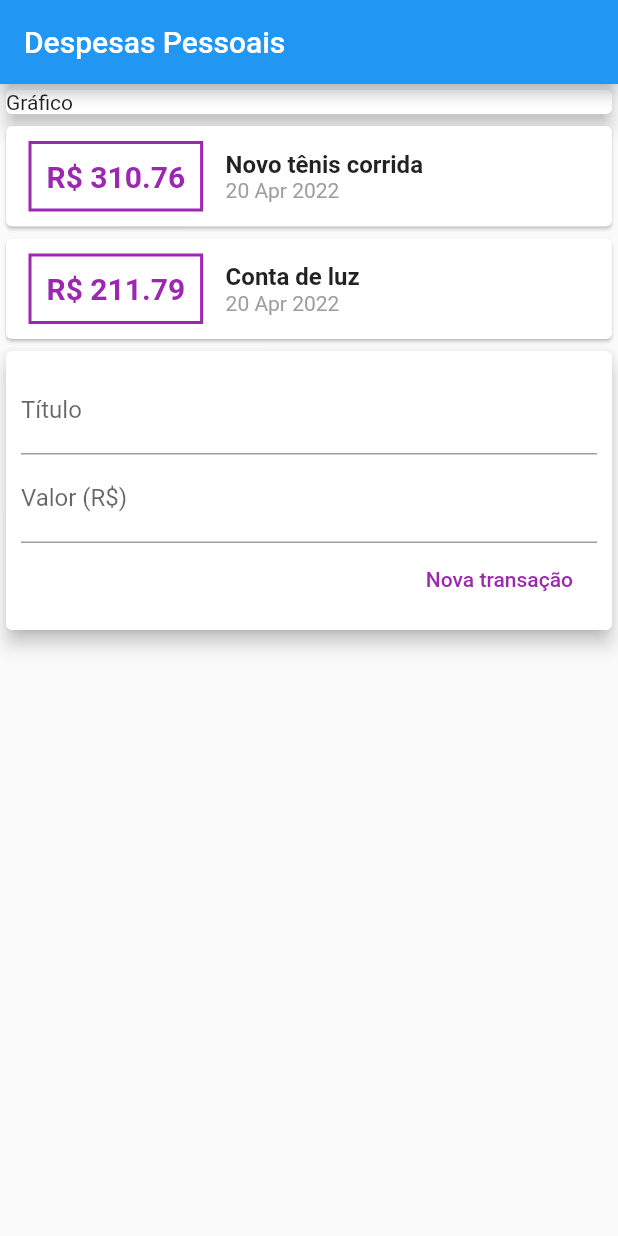
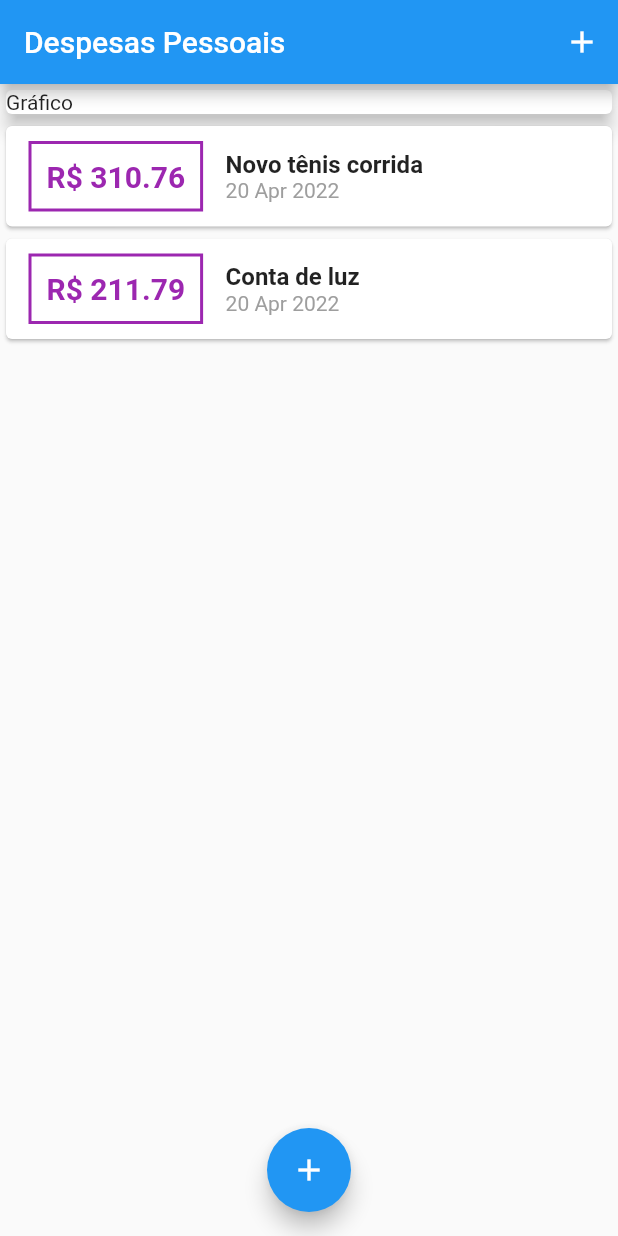
Before and after one commit to GabrielFdoVal/expenses, a Flutter app: the screen it shows after launch, on a phone screen of 412 x 824 dp. Run offline on Flutter 3.47's test engine with Material 2 defaults, Android fonts, the phone set to English and light mode, and no system bars.

Commit message:
Separated the components on the main to other files The list went to transaction_list The form went to transaction_form Create two buttons that opens a modal that is the form

```diff
--- /dev/null
+++ b/lib/components/transaction_list.dart
@@ -0,0 +1,68 @@
+import 'package:flutter/material.dart';
+import '../models/transaction.dart';
+import 'package:intl/intl.dart';
+
+class TransactionList extends StatelessWidget {
+  List<Transaction> transaction;
+
+  TransactionList(this.transaction);
+
+  @override
+  Widget build(BuildContext context) {
+    // TODO: implement build
+    return Container(
+      height: 300,
+      child: ListView.builder(
+        itemCount: transaction.length,
+        itemBuilder: (ctx, index) {
+          final tr = transaction[index];
+          return Card(
+            child: Row(
+              children: <Widget>[
+                Container(
+                  margin: EdgeInsets.symmetric(
+                    horizontal: 15,
+                    vertical: 10,
+                  ),
+                  decoration: BoxDecoration(
+                    border: Border.all(
+                      color: Colors.purple,
+                      width: 2,
+                    ),
+                  ),
+                  padding: EdgeInsets.all(10),
+                  child: Text(
+                    'R\$ ${tr.value.toStringAsFixed(2)}',
+                    style: TextStyle(
+                      fontWeight: FontWeight.bold,
+                      fontSize: 20,
+                      color: Colors.purple,
+                    ),
+                  ),
+                ),
+                Column(
+                  crossAxisAlignment: CrossAxisAlignment.start,
+                  children: <Widget>[
+                    Text(
+                      tr.title,
+                      style: TextStyle(
+                        fontSize: 16,
+                        fontWeight: FontWeight.bold,
+                      ),
+                    ),
+                    Text(
+                      DateFormat('d MMM y').format(tr.date),
+                      style: TextStyle(
+                        color: Colors.grey,
+                      ),
+                    ),
+                  ],
+                ),
+              ],
+            ),
+          );
+        },
+      ),
+    );
+  }
+}
--- a/lib/main.dart
+++ b/lib/main.dart
@@ -1,6 +1,8 @@
-import 'package:expenses/models/transaction.dart';
 import 'package:flutter/material.dart';
-import 'package:intl/intl.dart';
+import 'dart:math';
+import './components/transaction_form.dart';
+import './components/transaction_list.dart';
+import '../models/transaction.dart';
 
 main() => runApp(ExpensesApp());
 
@@ -13,18 +15,20 @@ class ExpensesApp extends StatelessWidget {
   }
 }
 
-class MyHomePage extends StatelessWidget {
-  final titleControler = TextEditingController();
-  final valueControler = TextEditingController();
+class MyHomePage extends StatefulWidget {
+  @override
+  State<MyHomePage> createState() => _MyHomePageState();
+}
 
+class _MyHomePageState extends State<MyHomePage> {
   final _transactions = [
-    Transation(
+    Transaction(
       id: 't1',
       title: 'Novo tênis corrida',
       value: 310.76,
       date: DateTime.now(),
     ),
-    Transation(
+    Transaction(
       id: 't2',
       title: 'Conta de luz',
       value: 211.79,
@@ -32,115 +36,61 @@ class MyHomePage extends StatelessWidget {
     )
   ];
 
+  _addTransaciton(String title, double value) {
+    final newTransaction = Transaction(
+      id: Random().nextDouble.toString(),
+      title: title,
+      value: value,
+      date: DateTime.now(),
+    );
+
+    setState(() {
+      _transactions.add(newTransaction);
+    });
+
+    Navigator.of(context).pop();
+  }
+
+  _openTransactionFormModal(BuildContext context) {
+    showModalBottomSheet(
+      context: context,
+      builder: (_) {
+        return TransactionForm(_addTransaciton);
+      },
+    );
+  }
+
   @override
   Widget build(BuildContext context) {
     return Scaffold(
       appBar: AppBar(
         title: Text("Despesas Pessoais"),
+        actions: <Widget>[
+          IconButton(
+            icon: Icon(Icons.add),
+            onPressed: () => _openTransactionFormModal(context),
+          )
+        ],
       ),
-      body: Column(
+      body: SingleChildScrollView(
+        child: Column(
           crossAxisAlignment: CrossAxisAlignment.stretch,
           children: <Widget>[
-          Card(
+            Container(
+              child: Card(
                 child: Text("Gráfico"),
                 elevation: 5,
               ),
-          Column(
-            children: _transactions.map(
-              (tr) {
-                return Card(
-                  child: Row(
-                    children: <Widget>[
-                      Container(
-                        margin: EdgeInsets.symmetric(
-                          horizontal: 15,
-                          vertical: 10,
             ),
-                        decoration: BoxDecoration(
-                          border: Border.all(
-                            color: Colors.purple,
-                            width: 2,
-                          ),
-                        ),
-                        padding: EdgeInsets.all(10),
-                        child: Text(
-                          'R\$ ${tr.value.toStringAsFixed(2)}',
-                          style: TextStyle(
-                            fontWeight: FontWeight.bold,
-                            fontSize: 20,
-                            color: Colors.purple,
-                          ),
-                        ),
-                      ),
-                      Column(
-                        crossAxisAlignment: CrossAxisAlignment.start,
-                        children: <Widget>[
-                          Text(
-                            tr.title,
-                            style: TextStyle(
-                              fontSize: 16,
-                              fontWeight: FontWeight.bold,
-                            ),
-                          ),
-                          Text(
-                            DateFormat('d MMM y').format(tr.date),
-                            style: TextStyle(
-                              color: Colors.grey,
-                            ),
-                          ),
-                        ],
-                      ),
-                    ],
-                  ),
-                );
-              },
-            ).toList(),
-          ),
-          Card(
-            elevation: 5,
-            child: Padding(
-              padding: const EdgeInsets.all(10),
-              child: Column(
-                children: <Widget>[
-                  TextField(
-                    controller: titleControler,
-                    decoration: InputDecoration(
-                      label: Text("Título"),
-                    ),
-                  ),
-                  TextField(
-                    controller: valueControler,
-                    decoration: InputDecoration(
-                      label: Text("Valor (R\$)"),
-                    ),
-                  ),
-                  Row(
-                    mainAxisAlignment: MainAxisAlignment.end,
-                    children: <Widget>[
-                      ElevatedButton(
-                        child: Text(
-                          "Nova transação",
-                          style: TextStyle(
-                            color: Colors.purple,
-                          ),
-                        ),
-                        style: ElevatedButton.styleFrom(
-                          primary: Colors.white,
-                          elevation: 0,
-                        ),
-                        onPressed: () {
-                          print(titleControler.text);
-                          print(valueControler.text);
-                        },
-                      ),
-                    ],
-                  ),
+            TransactionList(_transactions)
           ],
         ),
       ),
-          )
-        ],
+      floatingActionButton: FloatingActionButton(
+        child: Icon(Icons.add),
+        onPressed: () => _openTransactionFormModal(context),
       ),
+      floatingActionButtonLocation: FloatingActionButtonLocation.centerFloat,
     );
   }
 }
--- a/lib/models/transaction.dart
+++ b/lib/models/transaction.dart
@@ -1,10 +1,10 @@
-class Transation {
+class Transaction {
   final String id;
   final String title;
   final double value;
   final DateTime date;
 
-  Transation({
+  Transaction({
     required this.id,
     required this.title,
     required this.value,
```
Also changed, not shown: lib/components/transaction_form.dart (added, +77 -0 lines). Lines whose indentation alone changed are shown as unchanged.
